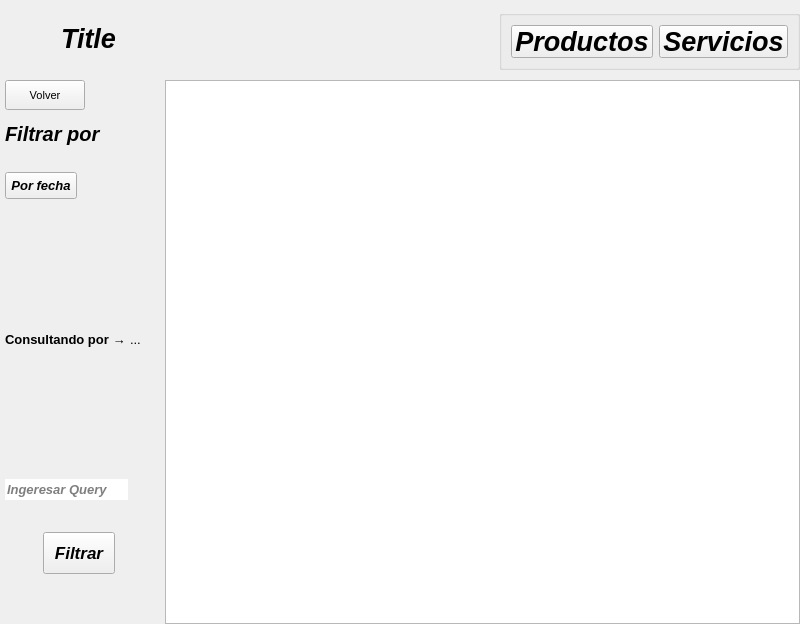
Above: GUI/sub_ventanas/ui/reportes/plantillaDesigner.ui from C-Sebastian-M/GLAM_MAKEUP_STORE before the change. Below: the same form after it.
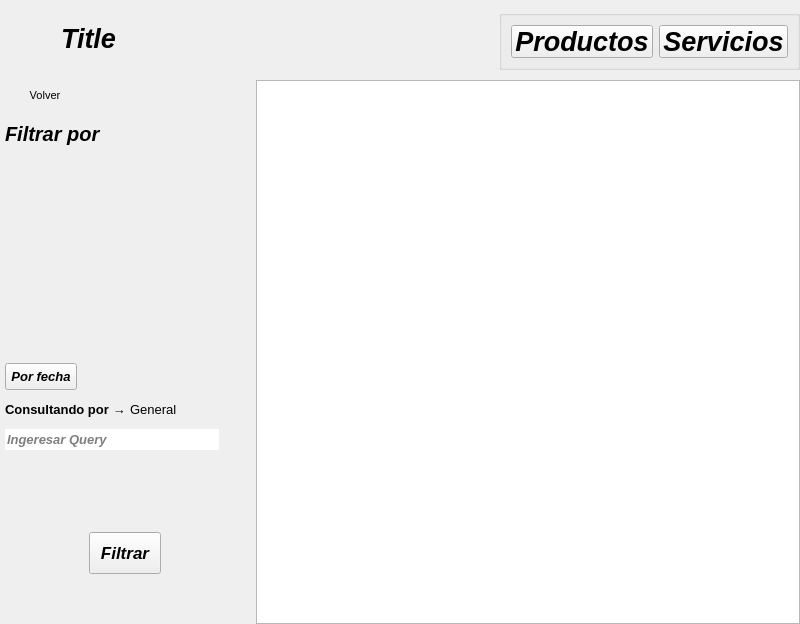
That is the form after the change. Icons and pictures are not drawn.

The edit to the form file:
```diff
--- a/GUI/sub_ventanas/ui/reportes/plantillaDesigner.ui
+++ b/GUI/sub_ventanas/ui/reportes/plantillaDesigner.ui
@@ -52,10 +52,28 @@
     <number>0</number>
    </property>
    <item row="1" column="1">
-    <widget class="QTableWidget" name="table">
+    <widget class="QTableWidget" name="tablaReportes">
+     <property name="font">
+      <font>
+       <family>Arial</family>
+       <pointsize>14</pointsize>
+       <weight>50</weight>
+       <italic>false</italic>
+       <bold>false</bold>
+      </font>
+     </property>
      <property name="autoScroll">
       <bool>true</bool>
      </property>
+     <attribute name="horizontalHeaderMinimumSectionSize">
+      <number>100</number>
+     </attribute>
+     <attribute name="horizontalHeaderStretchLastSection">
+      <bool>true</bool>
+     </attribute>
+     <attribute name="verticalHeaderStretchLastSection">
+      <bool>false</bool>
+     </attribute>
     </widget>
    </item>
    <item row="0" column="0" colspan="2">
@@ -274,6 +292,12 @@
        <verstretch>0</verstretch>
       </sizepolicy>
      </property>
+     <property name="minimumSize">
+      <size>
+       <width>250</width>
+       <height>0</height>
+      </size>
+     </property>
      <property name="maximumSize">
       <size>
        <width>400</width>
@@ -304,6 +328,12 @@
           <verstretch>0</verstretch>
          </sizepolicy>
         </property>
+        <property name="minimumSize">
+         <size>
+          <width>0</width>
+          <height>30</height>
+         </size>
+        </property>
         <property name="maximumSize">
          <size>
           <width>80</width>
@@ -312,13 +342,17 @@
         </property>
         <property name="font">
          <font>
-          <family>Arial</family>
+          <family>MS Shell Dlg 2</family>
           <pointsize>8</pointsize>
           <weight>50</weight>
           <italic>false</italic>
           <bold>false</bold>
          </font>
         </property>
+        <property name="styleSheet">
+         <string notr="true">border-bottom-left-radius: 5px;
+border-bottom-right-radius: 5px;</string>
+        </property>
         <property name="text">
          <string>Volver</string>
         </property>
@@ -358,7 +392,7 @@
       <item>
        <widget class="QWidget" name="columnsContainer" native="true">
         <property name="sizePolicy">
-         <sizepolicy hsizetype="Preferred" vsizetype="Maximum">
+         <sizepolicy hsizetype="Preferred" vsizetype="Expanding">
           <horstretch>0</horstretch>
           <verstretch>0</verstretch>
          </sizepolicy>
@@ -366,10 +400,10 @@
         <property name="font">
          <font>
           <family>Arial</family>
-          <pointsize>13</pointsize>
-          <weight>75</weight>
-          <italic>true</italic>
-          <bold>true</bold>
+          <pointsize>14</pointsize>
+          <weight>50</weight>
+          <italic>false</italic>
+          <bold>false</bold>
          </font>
         </property>
         <layout class="QVBoxLayout" name="labelsLayout">
@@ -377,19 +411,19 @@
           <number>0</number>
          </property>
          <property name="sizeConstraint">
-          <enum>QLayout::SetMaximumSize</enum>
+          <enum>QLayout::SetDefaultConstraint</enum>
          </property>
          <property name="leftMargin">
           <number>0</number>
          </property>
          <property name="topMargin">
-          <number>1</number>
+          <number>0</number>
          </property>
          <property name="rightMargin">
           <number>0</number>
          </property>
          <property name="bottomMargin">
-          <number>1</number>
+          <number>0</number>
          </property>
         </layout>
        </widget>
@@ -464,7 +498,7 @@
            </font>
           </property>
           <property name="text">
-           <string>...</string>
+           <string>General</string>
           </property>
          </widget>
         </item>
@@ -568,7 +602,7 @@
         <property name="sizeHint" stdset="0">
          <size>
           <width>20</width>
-          <height>20</height>
+          <height>70</height>
          </size>
         </property>
        </spacer>
```
